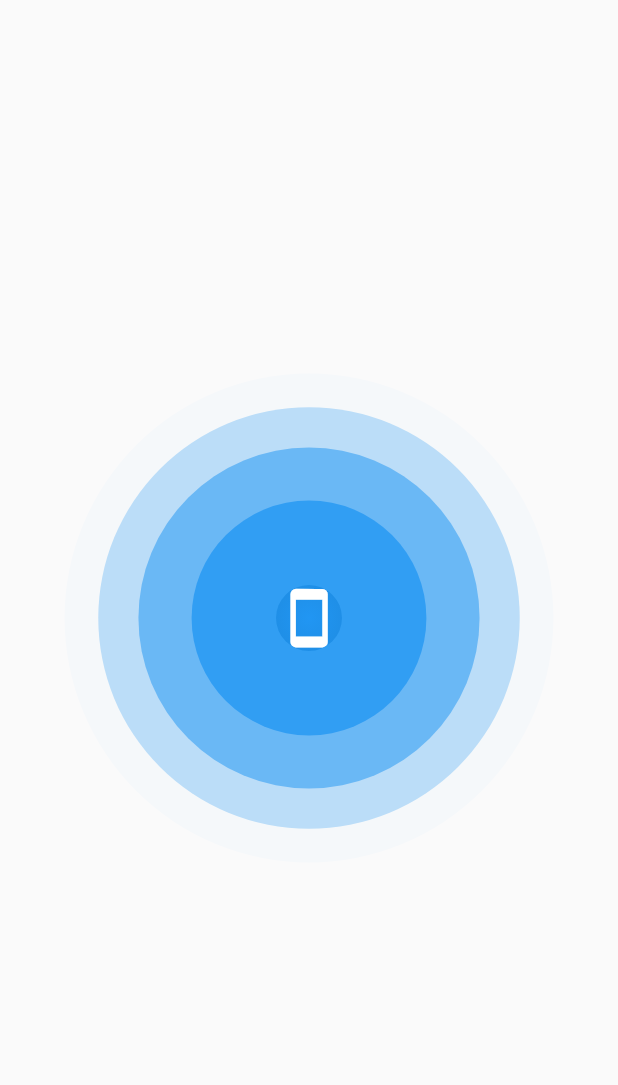
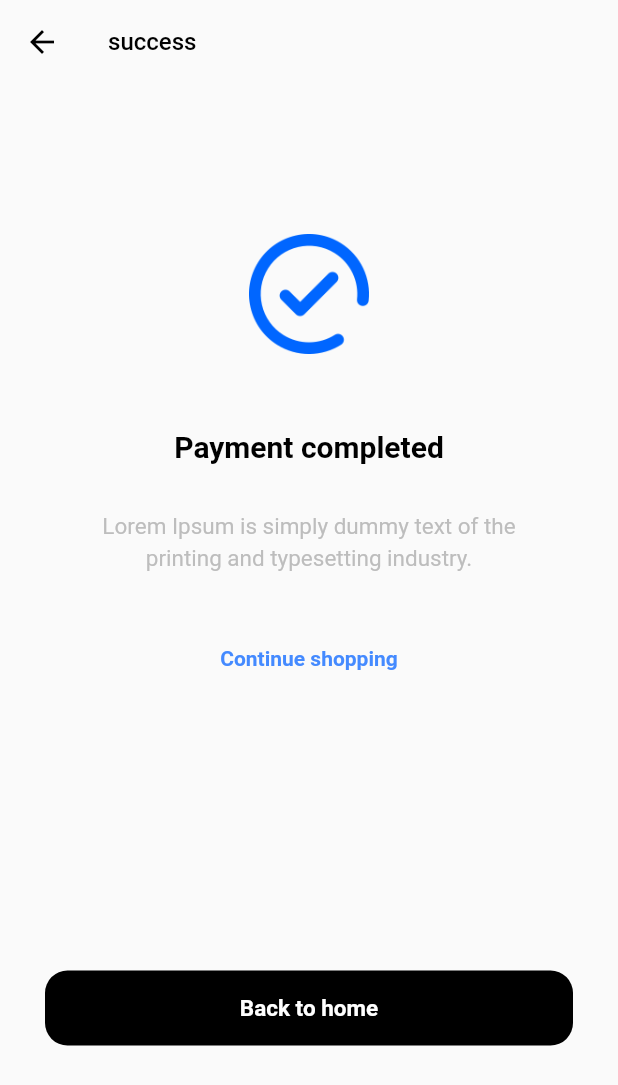
Before and after one commit to knsrmnm/flutter_ui_jumble, a Flutter app: the screen it shows after launch, on a phone screen of 412 x 824 dp. Shown: the top 1085 px of the screen. Run offline on Flutter 3.47's test engine with Material 2 defaults, Android fonts, the phone set to English and light mode, and no system bars.

Commit message:
add success screen.

```diff
--- a/lib/main.dart
+++ b/lib/main.dart
@@ -1,5 +1,5 @@
 import 'package:flutter/material.dart';
-import 'package:flutter_ui_jumble/screens/ripple_animation/ripple_animation.dart';
+import 'package:flutter_ui_jumble/screens/success_screen.dart';
 
 void main() {
   runApp(MyApp());
@@ -14,7 +14,7 @@ class MyApp extends StatelessWidget {
       theme: ThemeData(
         primarySwatch: Colors.blue,
       ),
-      home: RipplesAnimation()
+      home: SuccessScreen()
     );
   }
 }
--- /dev/null
+++ b/lib/screens/success_screen.dart
@@ -0,0 +1,63 @@
+import 'package:flutter/material.dart';
+
+class SuccessScreen extends StatefulWidget {
+  const SuccessScreen({Key? key}) : super(key: key);
+
+  @override
+  State<SuccessScreen> createState() => _SuccessScreenState();
+}
+
+class _SuccessScreenState extends State<SuccessScreen> {
+  @override
+  Widget build(BuildContext context) {
+    Size size = MediaQuery.of(context).size;
+    return Scaffold(
+      appBar: AppBar(
+        backgroundColor: Theme.of(context).scaffoldBackgroundColor,
+        elevation: 0,
+        title: Text('success', style: TextStyle(fontSize: 16.0, fontWeight: FontWeight.w500, color: Colors.black)),
+        leading: GestureDetector(
+          onTap: (){},
+          child: Icon(Icons.arrow_back, color: Colors.black),
+        ),
+      ),
+      body: SafeArea(
+        child: Padding(
+          padding: EdgeInsets.all(30.0),
+          child: Center(
+            child: Column(
+              children: [
+                const SizedBox(height: 70.0),
+                Image.asset("assets/icons/accept.png", width: 80.0),
+                const SizedBox(height: 50.0),
+                Text('Payment completed', style: TextStyle(fontSize: 20.0, fontWeight: FontWeight.w700, color: Colors.black)),
+                const SizedBox(height: 30.0),
+                Container(
+                  width: size.width - 120.0,
+                  child: Text("Lorem Ipsum is simply dummy text of the printing and typesetting industry.", style: TextStyle(fontSize: 15.0, fontWeight: FontWeight.w400, color: Colors.grey[400], height: 1.4), textAlign: TextAlign.center),
+                ),
+                const SizedBox(height: 50.0),
+                Text('Continue shopping', style: TextStyle(color: Colors.blueAccent, fontWeight: FontWeight.w700, fontSize: 14.0)),
+                const SizedBox(height: 200.0),
+                GestureDetector(
+                  onTap: (){},
+                  child: Container(
+                      height: 50.0,
+                      width: size.width,
+                      decoration: BoxDecoration(
+                          color: Colors.black,
+                          borderRadius: BorderRadius.all(Radius.circular(15.0))
+                      ),
+                      child: Center(
+                        child: Text('Back to home', style: TextStyle(color: Colors.white, fontWeight: FontWeight.w600, fontSize: 15.0)),
+                      )
+                  ),
+                ),
+              ],
+            ),
+          ),
+        ),
+      ),
+    );
+  }
+}
```
Also changed, not shown: assets/icons/accept.png (added).
